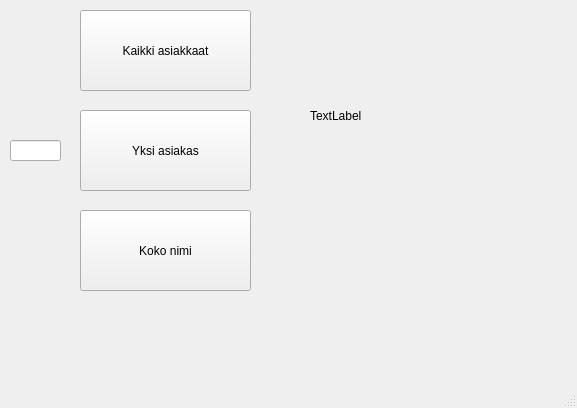
Above: qt_frontend/mainwindow.ui from hotabir/qt_example before the change. Below: the same form after it.
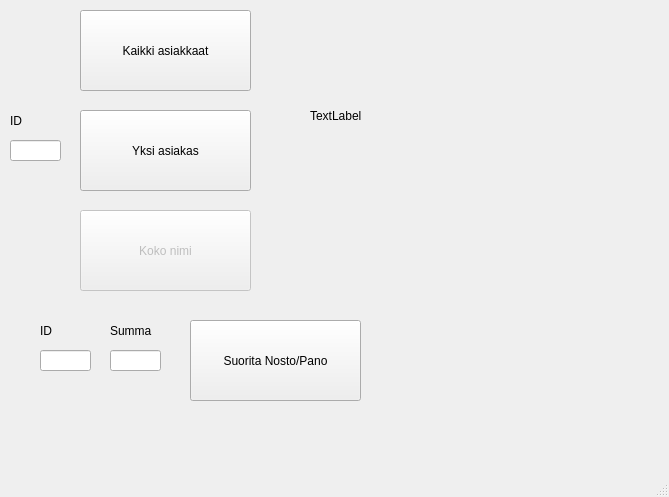
That is the form after the change.

```diff
--- a/qt_frontend/mainwindow.ui
+++ b/qt_frontend/mainwindow.ui
@@ -6,8 +6,8 @@
    <rect>
     <x>0</x>
     <y>0</y>
-    <width>577</width>
-    <height>408</height>
+    <width>669</width>
+    <height>497</height>
    </rect>
   </property>
   <property name="windowTitle">
@@ -41,6 +41,9 @@
     </property>
    </widget>
    <widget class="QPushButton" name="btnGetFullname">
+    <property name="enabled">
+     <bool>false</bool>
+    </property>
     <property name="geometry">
      <rect>
       <x>80</x>
@@ -76,6 +79,78 @@
      </rect>
     </property>
    </widget>
+   <widget class="QLabel" name="label">
+    <property name="geometry">
+     <rect>
+      <x>10</x>
+      <y>110</y>
+      <width>51</width>
+      <height>21</height>
+     </rect>
+    </property>
+    <property name="text">
+     <string>ID</string>
+    </property>
+   </widget>
+   <widget class="QLabel" name="label_2">
+    <property name="geometry">
+     <rect>
+      <x>40</x>
+      <y>320</y>
+      <width>51</width>
+      <height>21</height>
+     </rect>
+    </property>
+    <property name="text">
+     <string>ID</string>
+    </property>
+   </widget>
+   <widget class="QLineEdit" name="lineEditRaiseId">
+    <property name="geometry">
+     <rect>
+      <x>40</x>
+      <y>350</y>
+      <width>51</width>
+      <height>21</height>
+     </rect>
+    </property>
+   </widget>
+   <widget class="QLabel" name="label_3">
+    <property name="geometry">
+     <rect>
+      <x>110</x>
+      <y>320</y>
+      <width>51</width>
+      <height>21</height>
+     </rect>
+    </property>
+    <property name="text">
+     <string>Summa</string>
+    </property>
+   </widget>
+   <widget class="QLineEdit" name="lineEditRaiseAmount">
+    <property name="geometry">
+     <rect>
+      <x>110</x>
+      <y>350</y>
+      <width>51</width>
+      <height>21</height>
+     </rect>
+    </property>
+   </widget>
+   <widget class="QPushButton" name="btnRaise">
+    <property name="geometry">
+     <rect>
+      <x>190</x>
+      <y>320</y>
+      <width>171</width>
+      <height>81</height>
+     </rect>
+    </property>
+    <property name="text">
+     <string>Suorita Nosto/Pano</string>
+    </property>
+   </widget>
   </widget>
   <widget class="QMenuBar" name="menubar">
    <property name="geometry">
```
Left out of the diff: 2 changed lines with no effect on the pictures.
